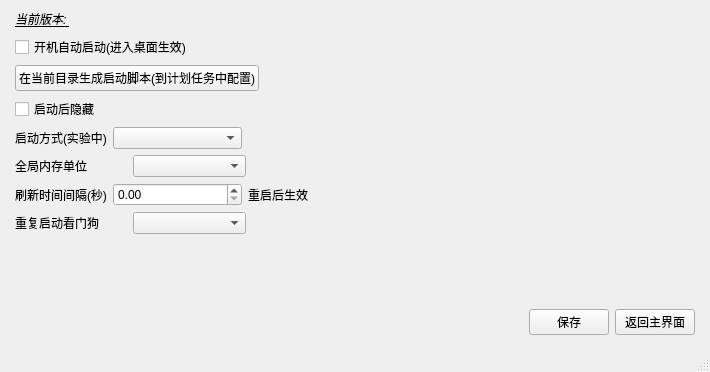
This is watchdog_main.ui in WaterEmissary/WatchDog as Qt 5 draws it before an edit. The edited form follows.
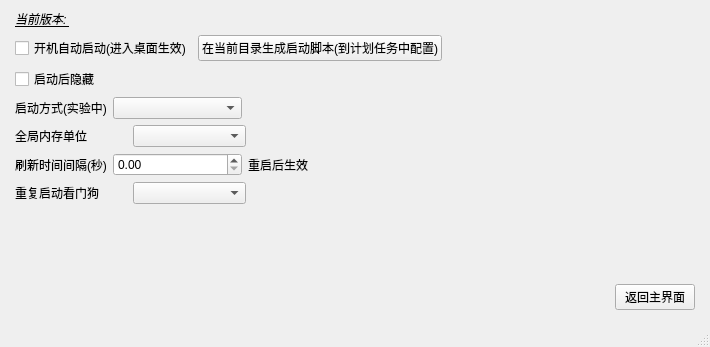
This is the edited form.

```diff
--- a/watchdog_main.ui
+++ b/watchdog_main.ui
@@ -7,7 +7,7 @@
     <x>0</x>
     <y>0</y>
     <width>710</width>
-    <height>372</height>
+    <height>347</height>
    </rect>
   </property>
   <property name="sizePolicy">
@@ -281,23 +281,6 @@
            </widget>
           </item>
           <item>
-           <spacer name="horizontalSpacer_7">
-            <property name="orientation">
-             <enum>Qt::Orientation::Horizontal</enum>
-            </property>
-            <property name="sizeHint" stdset="0">
-             <size>
-              <width>40</width>
-              <height>20</height>
-             </size>
-            </property>
-           </spacer>
-          </item>
-         </layout>
-        </item>
-        <item>
-         <layout class="QHBoxLayout" name="horizontalLayout_9">
-          <item>
            <widget class="QPushButton" name="create_start_script_button">
             <property name="text">
              <string>在当前目录生成启动脚本(到计划任务中配置)</string>
@@ -305,7 +288,7 @@
            </widget>
           </item>
           <item>
-           <spacer name="horizontalSpacer_11">
+           <spacer name="horizontalSpacer_7">
             <property name="orientation">
              <enum>Qt::Orientation::Horizontal</enum>
             </property>
@@ -489,13 +472,6 @@
             </property>
            </spacer>
           </item>
-          <item>
-           <widget class="QPushButton" name="FullSetupSaveButton">
-            <property name="text">
-             <string>保存</string>
-            </property>
-           </widget>
-          </item>
           <item>
            <widget class="QPushButton" name="FullSetupBackMainButton">
             <property name="text">
```
